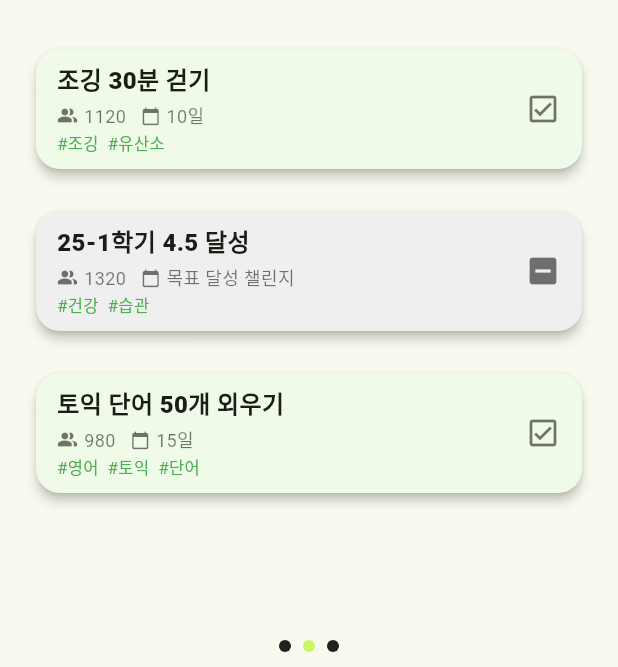
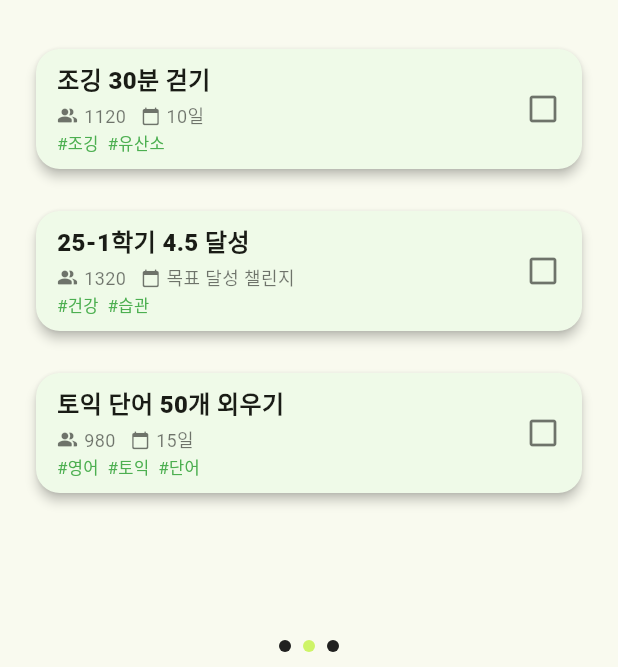
Before and after one commit to UniCon-BetU/bet_u, a Flutter app: the ChallengePage screen opened by its route, swiped to page 2, on a phone screen of 412 x 824 dp, the part 569-1236 px from its top. Run offline on Flutter 3.47's test engine with Material 3 defaults, Android fonts, the phone set to English and light mode, and no system bars; drawn by our look-alikes of smooth_page_indicator; missing offline and left inert: tosspayments_widget_sdk_flutter.

Commit message:
fix: 시연영상 준비1

```diff
--- a/lib/views/pages/global_challenges.dart
+++ b/lib/data/global_challenges.dart
@@ -1,4 +1,4 @@
-import '../../models/challenge.dart';
+import '../models/challenge.dart';
 
 int userPoints = 50000; // 더미 포인트
 
@@ -7,18 +7,17 @@ final List<Challenge> betuChallenges = [
     title: '수능 국어 1일 3지문',
     participants: 1723,
     day: 12,
-    status: ChallengeStatus.inProgress,
+    status: ChallengeStatus.notStarted,
     category: '수능',
     createdAt: DateTime(2025, 7, 1),
     type: 'time',
     tags: ['국어', '독해', '수능'],
-    imageUrl: 'assets/images/normal_lettuce.png',
   ),
   Challenge(
     title: '영어 단어 30개 암기',
     participants: 2105,
     day: 30,
-    status: ChallengeStatus.inProgress,
+    status: ChallengeStatus.notStarted,
     category: '수능',
     createdAt: DateTime(2025, 6, 15),
     type: 'time',
@@ -28,7 +27,7 @@ final List<Challenge> betuChallenges = [
     title: '수학 문제집 하루 20문제',
     participants: 1980,
     day: 20,
-    status: ChallengeStatus.missed,
+    status: ChallengeStatus.notStarted,
     category: '수능',
     createdAt: DateTime(2025, 6, 20),
     type: 'time',
@@ -38,7 +37,7 @@ final List<Challenge> betuChallenges = [
     title: '조깅 30분 걷기',
     participants: 1120,
     day: 10,
-    status: ChallengeStatus.inProgress,
+    status: ChallengeStatus.notStarted,
     category: '자기계발',
     createdAt: DateTime(2025, 5, 30),
     type: 'time',
@@ -48,7 +47,7 @@ final List<Challenge> betuChallenges = [
     title: '25-1학기 4.5 달성',
     participants: 1320,
     day: 25,
-    status: ChallengeStatus.missed,
+    status: ChallengeStatus.notStarted,
     category: '자기계발',
     createdAt: DateTime(2025, 7, 3),
     type: 'goal',
@@ -58,7 +57,7 @@ final List<Challenge> betuChallenges = [
     title: '토익 단어 50개 외우기',
     participants: 980,
     day: 15,
-    status: ChallengeStatus.inProgress,
+    status: ChallengeStatus.notStarted,
     category: '토익',
     createdAt: DateTime(2025, 6, 25),
     type: 'time',
@@ -68,7 +67,7 @@ final List<Challenge> betuChallenges = [
     title: '회계사 기출 문제 하루 10문제',
     participants: 450,
     day: 20,
-    status: ChallengeStatus.inProgress,
+    status: ChallengeStatus.notStarted,
     category: '회계사',
     createdAt: DateTime(2025, 5, 20),
     type: 'time',
--- a/lib/models/challenge.dart
+++ b/lib/models/challenge.dart
@@ -2,6 +2,7 @@ enum ChallengeStatus {
   inProgress, // 진행 중
   done, // 완료
   missed, // 놓친 챌린지
+  notStarted,
 }
 
 class Challenge {
--- a/lib/views/pages/challenge_page.dart
+++ b/lib/views/pages/challenge_page.dart
@@ -1,6 +1,6 @@
 import 'package:bet_u/views/pages/search_result_page.dart';
 import 'package:flutter/material.dart';
-import 'package:bet_u/views/pages/global_challenges.dart';
+import 'package:bet_u/data/global_challenges.dart';
 import '../../models/challenge.dart';
 import 'challenge_detail_page.dart';
 import 'package:bet_u/views/pages/betu_challenges_page.dart';
@@ -109,6 +109,8 @@ class _ChallengePageState extends State<ChallengePage> {
         return '완료';
       case ChallengeStatus.missed:
         return '미참여';
+      case ChallengeStatus.notStarted:
+        return '-';
     }
   }
 
--- a/lib/views/pages/challenge_participate_page.dart
+++ b/lib/views/pages/challenge_participate_page.dart
@@ -1,5 +1,5 @@
 import 'package:flutter/material.dart';
-import 'global_challenges.dart'; // 글로벌 챌린지 리스트 임포트
+import '../../data/global_challenges.dart'; // 글로벌 챌린지 리스트 임포트
 import 'package:bet_u/views/pages/challenge_start_page.dart';
 import '../../models/challenge.dart';
 import 'point_page.dart';
--- a/lib/views/pages/create_challenge_page.dart
+++ b/lib/views/pages/create_challenge_page.dart
@@ -1,5 +1,5 @@
 import 'package:flutter/material.dart';
-import 'package:bet_u/views/pages/global_challenges.dart';
+import 'package:bet_u/data/global_challenges.dart';
 import '../../models/challenge.dart'; // Challenge 클래스 임포트 (필요시)
 
 // 챌린지 생성 페이지 (예시)
@@ -67,6 +67,8 @@ class _ChallengePageState extends State<ChallengePage> {
         return '완료';
       case ChallengeStatus.missed:
         return '미참여';
+      case ChallengeStatus.notStarted:
+        return '-';
     }
   }
 
--- a/lib/views/pages/profile_page.dart
+++ b/lib/views/pages/profile_page.dart
@@ -1,4 +1,4 @@
-import 'package:bet_u/views/pages/global_challenges.dart';
+import 'package:bet_u/data/global_challenges.dart';
 import 'package:bet_u/views/pages/my_challenge_page.dart';
 import 'package:flutter/material.dart';
 import 'package:bet_u/views/pages/point_page.dart';
--- a/lib/views/pages/search_result_page.dart
+++ b/lib/views/pages/search_result_page.dart
@@ -1,5 +1,5 @@
 import 'package:flutter/material.dart';
-import 'global_challenges.dart'; // betuChallenges, Challenge 모델 포함
+import '../../data/global_challenges.dart'; // betuChallenges, Challenge 모델 포함
 import 'package:bet_u/views/widgets/challenge_card_widget.dart'; // 우리가 만든 ChallengeCard 위젯
 
 class SearchResultPage extends StatelessWidget {
--- a/lib/views/widgets/challenge_tile_widget.dart
+++ b/lib/views/widgets/challenge_tile_widget.dart
@@ -35,18 +35,21 @@ class ChallengeTileWidget extends StatelessWidget {
     ChallengeStatus.inProgress => const Color(0xFFEFFAE8),
     ChallengeStatus.done => const Color(0xFFEFFAE8),
     ChallengeStatus.missed => const Color(0xFFEFEFEF),
+    ChallengeStatus.notStarted => const Color(0xFFEFFAE8),
   };
 
   IconData get trailingIcon => switch (c.status) {
     ChallengeStatus.inProgress => Icons.check_box_outlined,
     ChallengeStatus.done => Icons.check_box,
     ChallengeStatus.missed => Icons.indeterminate_check_box,
+    ChallengeStatus.notStarted => Icons.check_box_outline_blank,
   };
 
   Color get trailingColor => switch (c.status) {
     ChallengeStatus.done => Colors.redAccent,
     ChallengeStatus.inProgress => Colors.black54,
     ChallengeStatus.missed => Colors.black54,
+    ChallengeStatus.notStarted => Colors.black54,
   };
 
   @override
```
Also changed, not shown: lib/views/widgets/ad_banner_widget.dart (+32 -3 lines).
